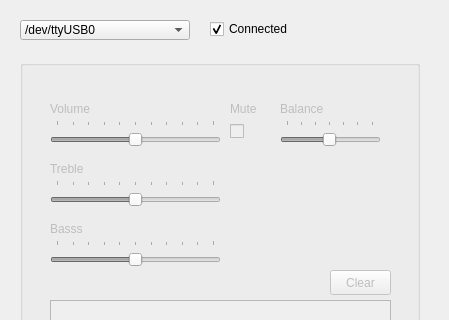
alex-pesh/audio-manager, file desktop/AudioManager/widget.ui: the form before one commit; both pictures show x 0 to 449 and y 0 to 320 of the 449 by 508 pixel window.
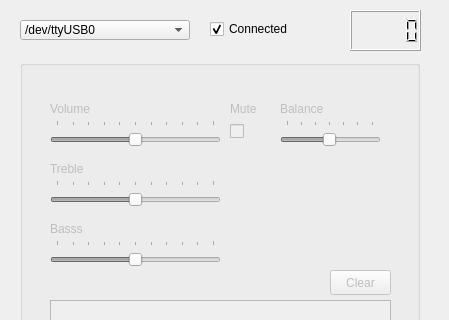
The form after the commit.

Commit message: desktop widget changes

Patch:
```diff
--- a/desktop/AudioManager/widget.ui
+++ b/desktop/AudioManager/widget.ui
@@ -281,6 +281,16 @@
     </property>
    </widget>
   </widget>
+  <widget class="QLCDNumber" name="lcdNumber">
+   <property name="geometry">
+    <rect>
+     <x>350</x>
+     <y>10</y>
+     <width>71</width>
+     <height>41</height>
+    </rect>
+   </property>
+  </widget>
  </widget>
  <resources/>
  <connections/>
```
The commit also changes 2 other files.
